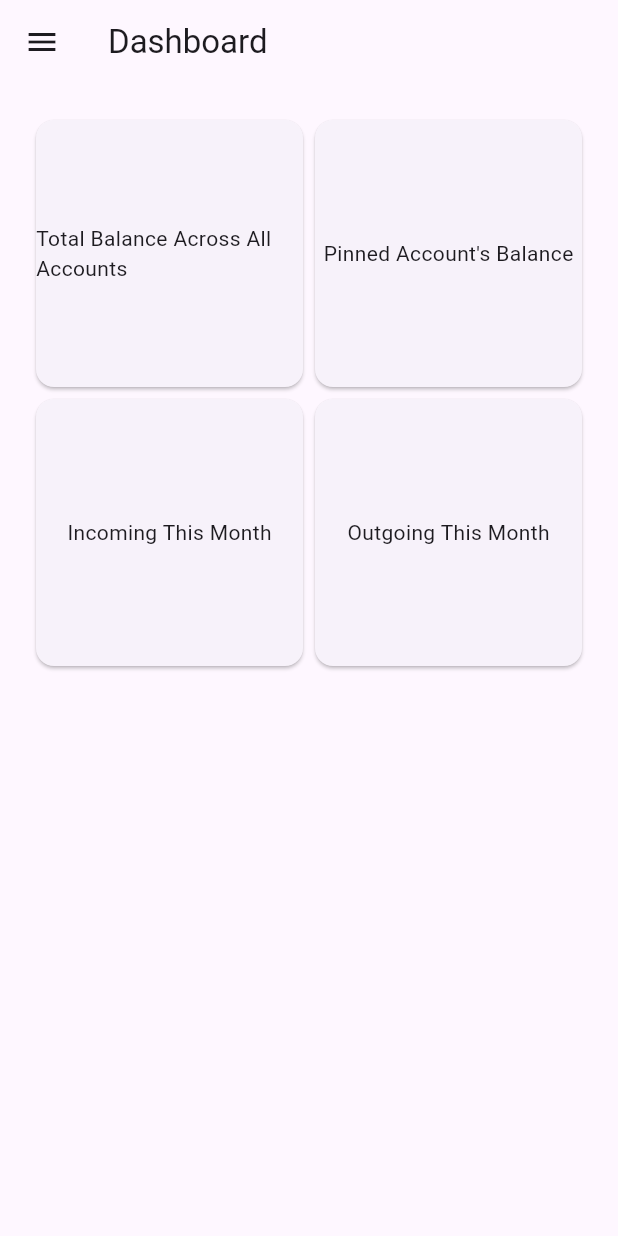
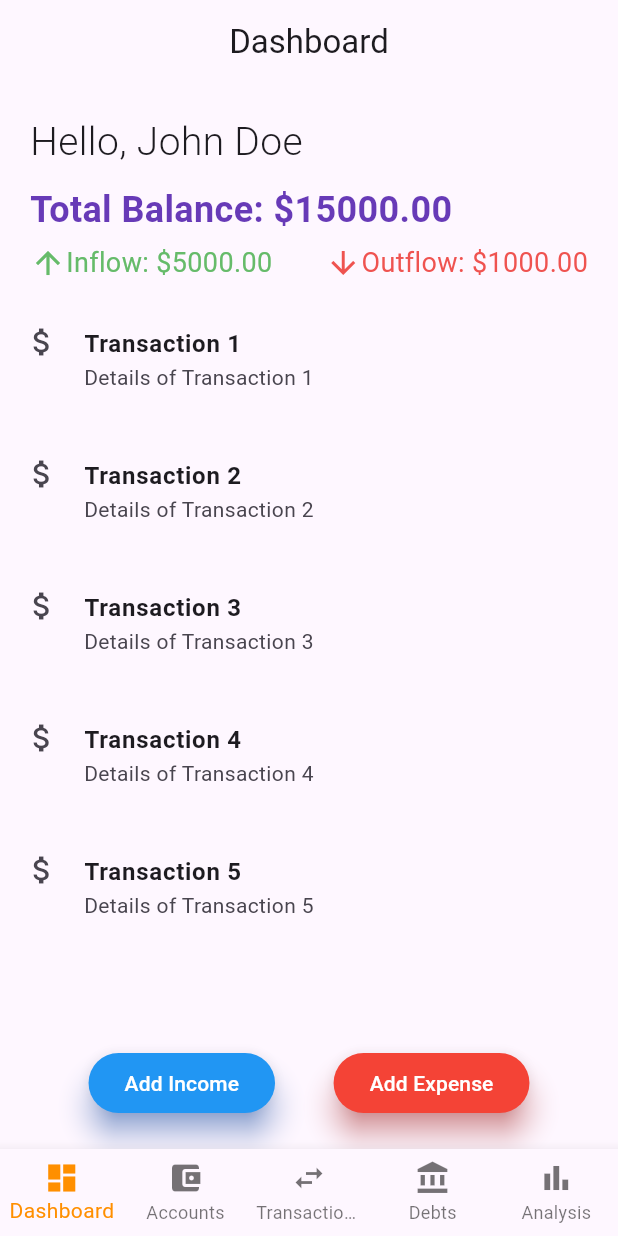
Before and after one commit to Devasy23/pwallet, a Flutter app: the DashboardPage screen opened directly, on a phone screen of 412 x 824 dp. Run offline on Flutter 3.47's test engine with Material 3 defaults, Android fonts, the phone set to English and light mode, and no system bars; our stand-ins replace connectivity_plus.

Commit message:
added basic ui holders for dashboard page

```diff
--- a/lib/views/dashboard_page.dart
+++ b/lib/views/dashboard_page.dart
@@ -1,57 +1,140 @@
 import 'package:flutter/material.dart';
+import 'package:flutter/widgets.dart';
 
 class DashboardPage extends StatelessWidget {
+  final String userName = "John Doe";
+  final double totalBalance = 15000.00;
+  final double inflow = 5000.00;
+  final double outflow = 1000.00;
+
   @override
   Widget build(BuildContext context) {
     return Scaffold(
       appBar: AppBar(
-        title: Text("Dashboard"),
-        leading: IconButton(
-          icon: Icon(Icons.menu),
-          onPressed: () {
-            Scaffold.of(context).openDrawer();
-          },
+        title: Text('Dashboard'),
+        centerTitle: true,
       ),
+      body: Column(
+        children: <Widget>[
+          _buildTopSection(),
+          _buildMiddleSection(),
+          _buildBottomSection(context),
+        ],
       ),
-      drawer: Drawer(
-        child: ListView(
-          padding: EdgeInsets.zero,
+      bottomNavigationBar: _buildBottomNavigationBar(),
+    );
+  }
+
+  Widget _buildTopSection() {
+    return Container(
+      padding: EdgeInsets.all(20),
+      child: Column(
+        crossAxisAlignment: CrossAxisAlignment.start,
         children: <Widget>[
-            DrawerHeader(
-              child: Text('Menu', style: TextStyle(color: Colors.white, fontSize: 25)),
-              decoration: BoxDecoration(
-                color: Colors.blue,
+          Text(
+            'Hello, $userName',
+            style: TextStyle(fontSize: 26, fontWeight: FontWeight.w300),
           ),
+          SizedBox(height: 10),
+          Text(
+            'Total Balance: \$${totalBalance.toStringAsFixed(2)}',
+            style: TextStyle(fontSize: 24, fontWeight: FontWeight.bold, color: Colors.deepPurple),
           ),
-            ListTile(
-              leading: Icon(Icons.home),
-              title: Text('Home'),
+          SizedBox(height: 5),
+          Row(
+            children: [
+              Icon(Icons.arrow_upward, color: Colors.green.shade400),
+              Text(
+                'Inflow: \$${inflow.toStringAsFixed(2)}',
+                style: TextStyle(fontSize: 18, color: Colors.green.shade400),
               ),
-            ListTile(
-              leading: Icon(Icons.settings),
-              title: Text('Settings'),
+              Spacer(),
+              Icon(Icons.arrow_downward, color: Colors.red.shade400),
+              Text(
+                'Outflow: \$${outflow.toStringAsFixed(2)}',
+                style: TextStyle(fontSize: 18, color: Colors.red.shade400),
               ),
             ],
-        ),
-      ),
-      body: GridView.count(
-        padding: const EdgeInsets.all(20),
-        crossAxisCount: 2,
-        children: <Widget>[
-          Card(
-            child: Center(child: Text("Total Balance Across All Accounts")),
-          ),
-          Card(
-            child: Center(child: Text("Pinned Account's Balance")),
-          ),
-          Card(
-            child: Center(child: Text("Incoming This Month")),
-          ),
-          Card(
-            child: Center(child: Text("Outgoing This Month")),
           ),
         ],
       ),
     );
   }
+
+  Widget _buildMiddleSection() {
+    return Expanded(
+      child: ListView.builder(
+        itemCount: 5,
+        itemBuilder: (context, index) {
+          return ListTile(
+            leading: Icon(Icons.attach_money),
+            title: Text('Transaction ${index + 1}', style: TextStyle(fontWeight: FontWeight.bold)),
+            subtitle: Text('Details of Transaction ${index + 1}'),
+            isThreeLine: true,
+          );
+        },
+      ),
+    );
   }
+
+  Widget _buildBottomSection(BuildContext context) {
+    return Container(
+      padding: EdgeInsets.all(20),
+      child: Row(
+        mainAxisAlignment: MainAxisAlignment.spaceEvenly,
+        children: <Widget>[
+ElevatedButton(
+  onPressed: () {},
+  style: ElevatedButton.styleFrom(
+    backgroundColor: Colors.blue, // Button color
+    foregroundColor: Colors.white, // Text color
+    shadowColor: Colors.blueAccent, // Shadow color
+    elevation: 8,
+  ),
+  child: Text('Add Income'),
+),
+ElevatedButton(
+  onPressed: () {},
+  style: ElevatedButton.styleFrom(
+    backgroundColor: Colors.red, // Button color
+    foregroundColor: Colors.white, // Text color
+    shadowColor: Colors.redAccent, // Shadow color
+    elevation: 8,
+  ),
+  child: Text('Add Expense'),
+),
+
+        ],
+      ),
+    );
+  }
+
+  Widget _buildBottomNavigationBar() {
+    return BottomNavigationBar(
+      type: BottomNavigationBarType.fixed,
+      items: const <BottomNavigationBarItem>[
+        BottomNavigationBarItem(
+          icon: Icon(Icons.dashboard),
+          label: 'Dashboard',
+        ),
+        BottomNavigationBarItem(
+          icon: Icon(Icons.account_balance_wallet),
+          label: 'Accounts',
+        ),
+        BottomNavigationBarItem(
+          icon: Icon(Icons.swap_horiz),
+          label: 'Transactions',
+        ),
+        BottomNavigationBarItem(
+          icon: Icon(Icons.account_balance),
+          label: 'Debts',
+        ),
+        BottomNavigationBarItem(
+          icon: Icon(Icons.bar_chart),
+          label: 'Analysis',
+        ),
+      ],
+      selectedItemColor: Colors.amber[800],
+    );
+  }
+}
```
Also changed, not shown: pubspec.lock, 1 other file. Lines whose indentation alone changed are shown as unchanged.
